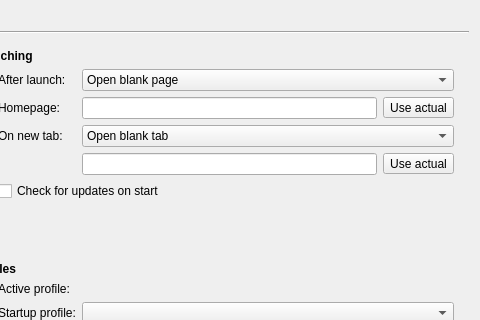
First picture: the form in src/preferences/preferences.ui, repository QupZilla/qupzilla, before the edit; both pictures show x 274 to 754 and y 0 to 320 of the 754 by 483 pixel window.
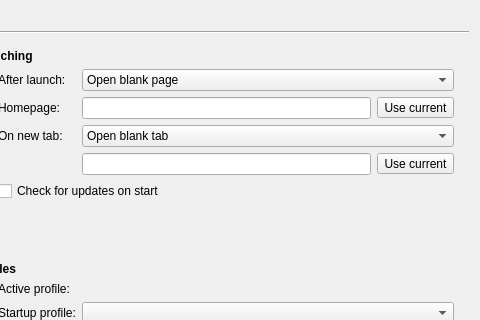
Second picture: the form after the edit.

Commit message: Don't save icons in Private Browsing Mode. - fixed typo: using "current" instead of "actual"

Patch:
```diff
--- a/src/preferences/preferences.ui
+++ b/src/preferences/preferences.ui
@@ -255,7 +255,7 @@
          <item>
           <widget class="QToolButton" name="useActualBut">
            <property name="text">
-            <string>Use actual</string>
+            <string>Use current</string>
            </property>
           </widget>
          </item>
@@ -403,7 +403,7 @@
           <item>
            <widget class="QToolButton" name="newTabUseActual">
             <property name="text">
-             <string>Use actual</string>
+             <string>Use current</string>
             </property>
            </widget>
           </item>
```
Left out of the diff: 8 changed lines with no effect on the pictures. The commit also changes 24 other files.
